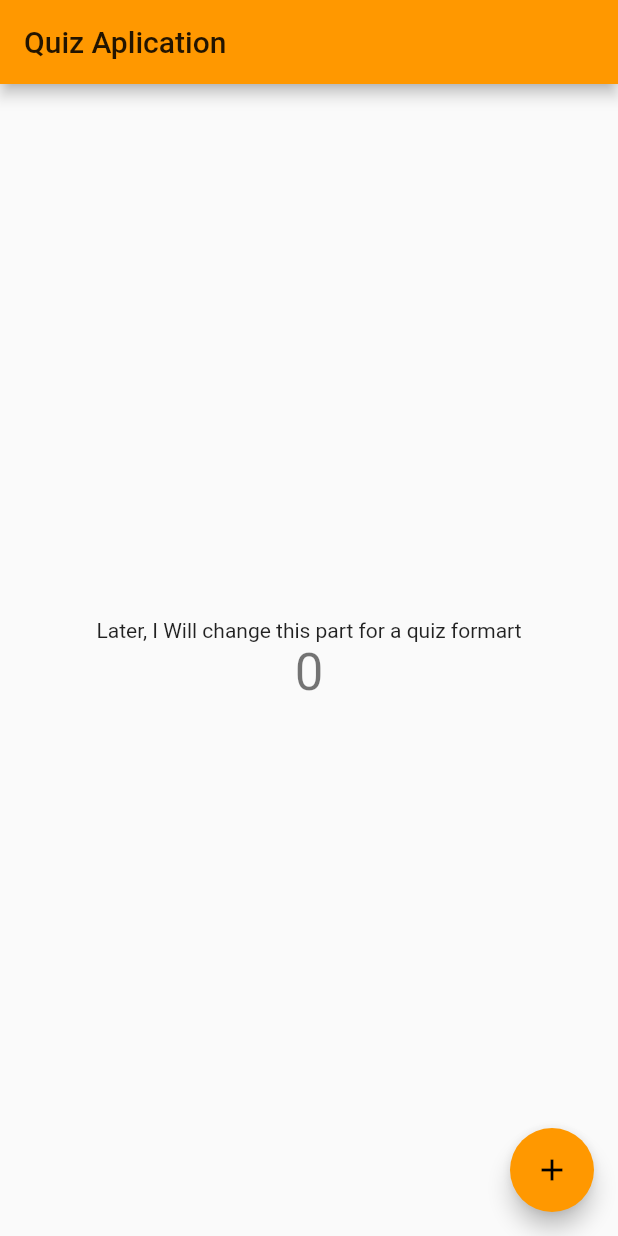
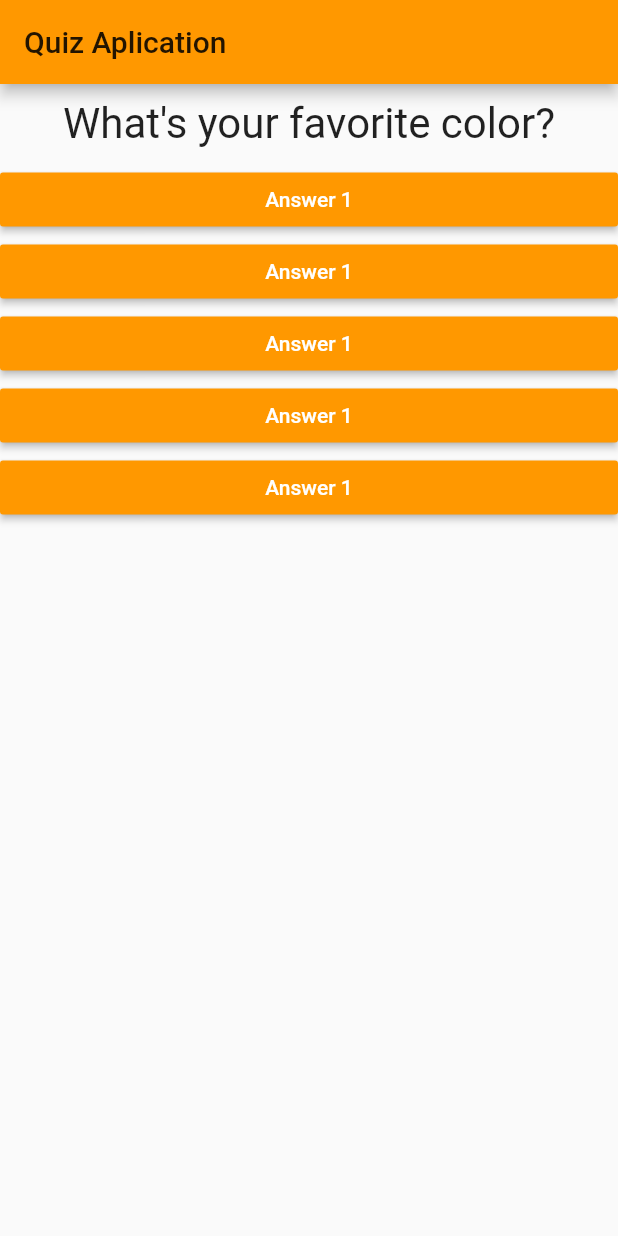
Before and after one commit to AdielAndradeR/flutter_quiz, a Flutter app: the screen it shows after launch, on a phone screen of 412 x 824 dp. Run offline on Flutter 3.47's test engine with Material 2 defaults, Android fonts, the phone set to English and light mode, and no system bars.

Commit message:
Adding a answer and question Widget

```diff
--- /dev/null
+++ b/lib/answer.dart
@@ -0,0 +1,21 @@
+import 'package:flutter/material.dart';
+
+class Answer extends StatelessWidget {
+  final Function selectHandler;
+
+  Answer(this.selectHandler);
+
+  @override
+  Widget build(BuildContext context) {
+    return Container(
+      width: double.infinity,
+      child: RaisedButton(
+        color: Colors.orange,
+        textColor: Colors.white,
+        child: Text('Answer 1'),
+        onPressed: selectHandler,
+      ),
+
+    );
+  }
+}
--- a/lib/main.dart
+++ b/lib/main.dart
@@ -1,4 +1,6 @@
 import 'package:flutter/material.dart';
+import './question.dart';
+import './answer.dart';
 
 void main() => runApp(MyApp());
 
@@ -25,44 +27,47 @@ class MyHomePage extends StatefulWidget {
 }
 
 class _MyHomePageState extends State<MyHomePage> {
-  int _counter = 0;
 
-  void _incrementCounter() {
-    setState(() {
+  var _questionIndex = 0;
 
-      _counter--;
-    });
-  }
+    void _answerQuestion(){
+      setState(() {
+       _questionIndex = _questionIndex + 1;
+      });
+      print('Anwer Chosen');
+      print(_questionIndex);
+    }
+
 
   @override
   Widget build(BuildContext context) {
+    var questions =[
+      'What\'s your favorite color?',
+      'What\'s your favorite animal?'
+    ];
 
     return Scaffold(
       appBar: AppBar(
 
         title: Text(widget.title),
       ),
-      body: Center(
+      body:
 
-        child: Column(
+         Column(
+          children: <Widget>[
+            Question(
+              questions[_questionIndex],
+            ),
+            Answer(_answerQuestion),
+            Answer(_answerQuestion),
+            Answer(_answerQuestion),
+            Answer(_answerQuestion),
+            Answer(_answerQuestion),
 
-          mainAxisAlignment: MainAxisAlignment.center,
-          children: <Widget>[
-            Text(
-              'Later, I Will change this part for a quiz formart',
-            ),
-            Text(
-              '$_counter',
-              style: Theme.of(context).textTheme.display1,
-            ),
+
           ],
         ),
-      ),
-      floatingActionButton: FloatingActionButton(
-        onPressed: _incrementCounter,
-        tooltip: 'Increment',
-        child: Icon(Icons.add),
-      ),
-    );
+      );
+
   }
 }
--- /dev/null
+++ b/lib/question.dart
@@ -0,0 +1,20 @@
+import 'package:flutter/material.dart';
+
+class Question extends StatelessWidget {
+  final String questionText;
+  Question(this.questionText);
+
+  @override
+  Widget build(BuildContext context) {
+    return Container(
+      width: double.infinity,
+      margin: EdgeInsets.all(10),
+      child: Text(
+        questionText,
+        style: TextStyle(fontSize: 28),
+        textAlign: TextAlign.center,
+      ),
+    );
+
+  }
+}
```
